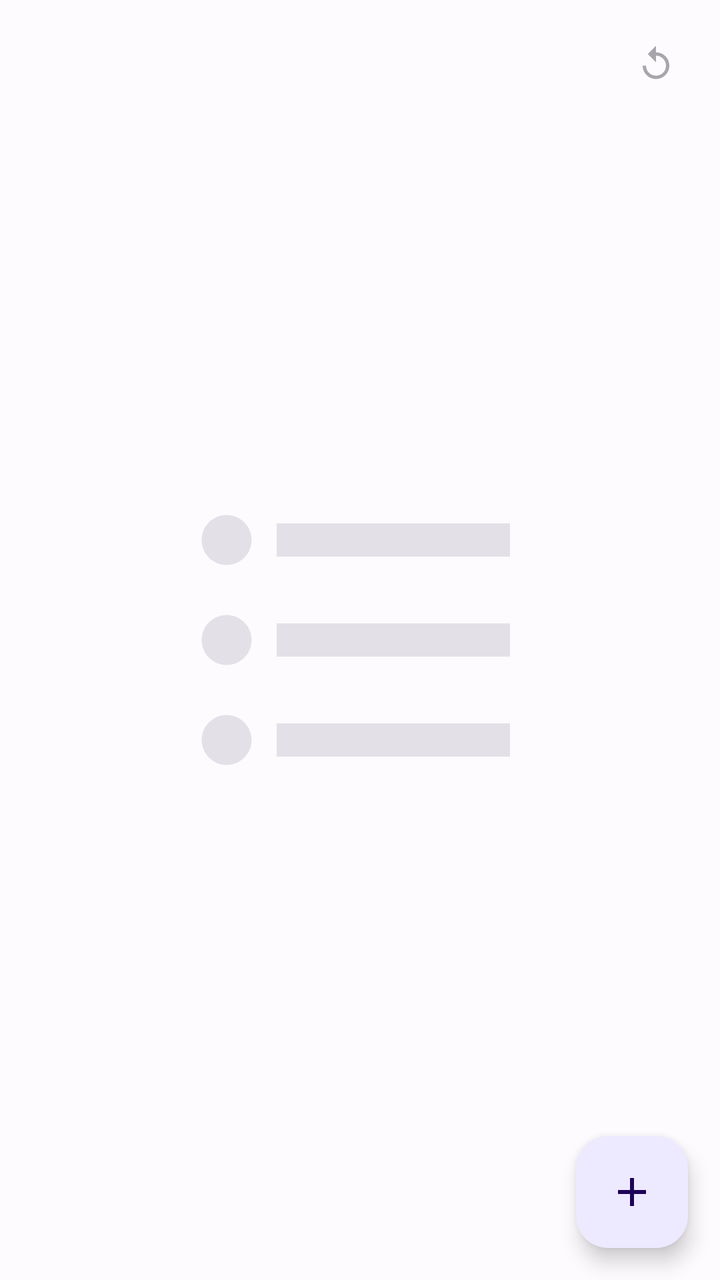
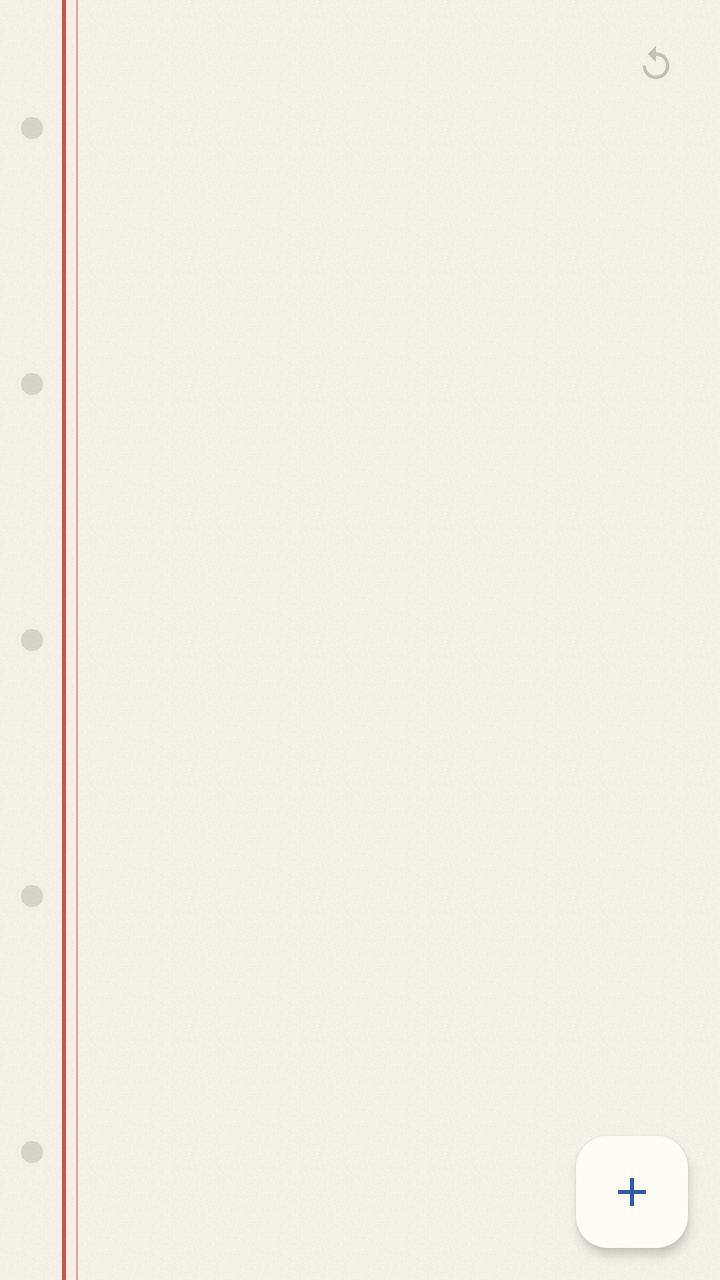

Two renders of the same Android screen: before a commit and after it. Below are the layout's source before the change and the commit's diff.
<!-- AndroidManifest.xml: application theme Theme.ToDoList -->
<!-- res/layout/activity_todo_lists.xml -->
<?xml version="1.0" encoding="utf-8"?>
<androidx.coordinatorlayout.widget.CoordinatorLayout
    xmlns:android="http://schemas.android.com/apk/res/android"
    xmlns:app="http://schemas.android.com/apk/res-auto"
    android:layout_width="match_parent"
    android:layout_height="match_parent"
    android:fitsSystemWindows="true">

    <ImageView
        android:id="@+id/imageWatermark"
        android:layout_width="200dp"
        android:layout_height="200dp"
        android:layout_gravity="center"
        android:alpha="0.15"
        android:importantForAccessibility="no"
        app:srcCompat="@drawable/ic_format_list_bulleted"
        app:tint="?attr/colorOnSurfaceVariant" />

    <LinearLayout
        android:layout_width="match_parent"
        android:layout_height="match_parent"
        android:orientation="vertical">

        <include
            android:id="@+id/inlineAddListRow"
            layout="@layout/item_todo_list_inline_add"
            android:visibility="gone" />

        <View
            android:id="@+id/inlineAddListDivider"
            android:layout_width="match_parent"
            android:layout_height="1dp"
            android:background="?attr/colorOutlineVariant"
            android:visibility="gone" />

        <androidx.recyclerview.widget.RecyclerView
            android:id="@+id/recyclerViewLists"
            android:layout_width="match_parent"
            android:layout_height="0dp"
            android:layout_weight="1"
            android:clipToPadding="false"
            android:paddingStart="@dimen/list_horizontal_inset"
            android:paddingEnd="@dimen/list_horizontal_inset"
            android:paddingTop="64dp"
            android:paddingBottom="88dp" />

    </LinearLayout>

    <com.google.android.material.button.MaterialButton
        android:id="@+id/btnReplayTutorial"
        style="@style/Widget.Material3.Button.IconButton"
        android:layout_width="48dp"
        android:layout_height="48dp"
        android:layout_gravity="top|end"
        android:layout_margin="8dp"
        android:alpha="0.38"
        android:contentDescription="@string/replay_tutorial"
        app:icon="@drawable/ic_replay"
        app:iconTint="?attr/colorOnSurface" />

    <com.google.android.material.floatingactionbutton.FloatingActionButton
        android:id="@+id/fabAddList"
        android:layout_width="wrap_content"
        android:layout_height="wrap_content"
        android:layout_gravity="bottom|end"
        android:layout_margin="16dp"
        android:contentDescription="@string/add_list_fab_description"
        app:backgroundTint="?attr/colorPrimaryContainer"
        app:srcCompat="@drawable/ic_add"
        app:tint="?attr/colorOnPrimaryContainer" />

</androidx.coordinatorlayout.widget.CoordinatorLayout>
<!-- res/layout/item_todo_list_inline_add.xml (included above) -->
<?xml version="1.0" encoding="utf-8"?>
<LinearLayout
    xmlns:android="http://schemas.android.com/apk/res/android"
    xmlns:app="http://schemas.android.com/apk/res-auto"
    android:layout_width="match_parent"
    android:layout_height="wrap_content"
    android:orientation="vertical">

    <View
        android:layout_width="match_parent"
        android:layout_height="1dp"
        android:background="?attr/colorOutlineVariant" />

    <LinearLayout
        android:layout_width="match_parent"
        android:layout_height="wrap_content"
        android:orientation="horizontal"
        android:gravity="center_vertical"
        android:minHeight="56dp"
        android:paddingStart="4dp"
        android:paddingEnd="4dp"
        android:paddingTop="4dp"
        android:paddingBottom="4dp"
        android:background="?attr/colorSurfaceContainerHigh">

        <com.google.android.material.button.MaterialButton
            android:id="@+id/btnListInlineCancel"
            style="@style/Widget.Material3.Button.IconButton"
            android:layout_width="48dp"
            android:layout_height="48dp"
            android:contentDescription="@string/cancel"
            app:icon="@drawable/ic_close"
            app:iconTint="?attr/colorPrimary" />

        <com.google.android.material.textfield.TextInputEditText
            android:id="@+id/editListInlineAdd"
            android:layout_width="0dp"
            android:layout_height="wrap_content"
            android:layout_weight="1"
            android:background="@null"
            android:hint="@string/list_name_hint"
            android:imeOptions="actionDone"
            android:inputType="textCapSentences"
            android:maxLines="1"
            android:paddingStart="0dp"
            android:paddingEnd="0dp"
            android:textAppearance="?attr/textAppearanceBodyMedium"
            android:textColor="?attr/colorOnSurface" />

        <com.google.android.material.button.MaterialButton
            android:id="@+id/btnListInlineDate"
            style="@style/Widget.Material3.Button.IconButton"
            android:layout_width="48dp"
            android:layout_height="48dp"
            android:contentDescription="@string/set_target_date"
            app:icon="@drawable/ic_event_add"
            app:iconTint="?attr/colorOnSurfaceVariant" />

        <com.google.android.material.button.MaterialButton
            android:id="@+id/btnListInlineDueDate"
            style="@style/Widget.Material3.Button.IconButton"
            android:layout_width="48dp"
            android:layout_height="48dp"
            android:contentDescription="@string/set_due_date"
            app:icon="@drawable/ic_alarm"
            app:iconTint="?attr/colorOnSurfaceVariant" />

        <com.google.android.material.button.MaterialButton
            android:id="@+id/btnListInlineSubmit"
            style="@style/Widget.Material3.Button.IconButton"
            android:layout_width="48dp"
            android:layout_height="48dp"
            android:contentDescription="@string/create_list"
            app:icon="@drawable/ic_check"
            app:iconTint="?attr/colorPrimary" />

    </LinearLayout>

    <View
        android:layout_width="match_parent"
        android:layout_height="1dp"
        android:background="?attr/colorOutlineVariant" />

</LinearLayout>
<!-- resources referenced by this layout -->
<resources>
  <!-- drawable ic_format_list_bulleted (drawable) -->
  <?xml version="1.0" encoding="utf-8"?>
  <vector xmlns:android="http://schemas.android.com/apk/res/android"
      android:width="24dp"
      android:height="24dp"
      android:viewportWidth="24"
      android:viewportHeight="24"
      android:tint="?attr/colorOnSurfaceVariant">
      <path
          android:fillColor="@android:color/white"
          android:pathData="M4,10.5c-0.83,0 -1.5,0.67 -1.5,1.5s0.67,1.5 1.5,1.5 1.5,-0.67 1.5,-1.5 -0.67,-1.5 -1.5,-1.5zM4,4.5c-0.83,0 -1.5,0.67 -1.5,1.5S3.17,7.5 4,7.5 5.5,6.83 5.5,6 4.83,4.5 4,4.5zM4,16.5c-0.83,0 -1.5,0.68 -1.5,1.5s0.68,1.5 1.5,1.5 1.5,-0.68 1.5,-1.5 -0.67,-1.5 -1.5,-1.5zM7,19h14v-2H7v2zM7,13h14v-2H7v2zM7,5v2h14V5H7z" />
  </vector>
  <style name="Theme.ToDoList" parent="Theme.Material3.DayNight.NoActionBar">
          <item name="colorPrimary">@color/md_theme_light_primary</item>
          <item name="colorOnPrimary">@color/md_theme_light_onPrimary</item>
          <item name="colorPrimaryContainer">@color/md_theme_light_primaryContainer</item>
          <item name="colorOnPrimaryContainer">@color/md_theme_light_onPrimaryContainer</item>
          <item name="colorSecondary">@color/md_theme_light_secondary</item>
          <item name="colorOnSecondary">@color/md_theme_light_onSecondary</item>
          <item name="colorSecondaryContainer">@color/md_theme_light_secondaryContainer</item>
          <item name="colorOnSecondaryContainer">@color/md_theme_light_onSecondaryContainer</item>
          <item name="colorTertiary">@color/md_theme_light_tertiary</item>
          <item name="colorOnTertiary">@color/md_theme_light_onTertiary</item>
          <item name="colorTertiaryContainer">@color/md_theme_light_tertiaryContainer</item>
          <item name="colorOnTertiaryContainer">@color/md_theme_light_onTertiaryContainer</item>
          <item name="colorError">@color/md_theme_light_error</item>
          <item name="colorOnError">@color/md_theme_light_onError</item>
          <item name="colorErrorContainer">@color/md_theme_light_errorContainer</item>
          <item name="colorOnErrorContainer">@color/md_theme_light_onErrorContainer</item>
          <item name="android:colorBackground">@color/md_theme_light_surfaceContainerLowest</item>
          <item name="colorOnBackground">@color/md_theme_light_onBackground</item>
          <item name="colorSurface">@color/md_theme_light_surface</item>
          <item name="colorOnSurface">@color/md_theme_light_onSurface</item>
          <item name="colorSurfaceVariant">@color/md_theme_light_surfaceVariant</item>
          <item name="colorOnSurfaceVariant">@color/md_theme_light_onSurfaceVariant</item>
          <item name="colorOutline">@color/md_theme_light_outline</item>
          <item name="colorOutlineVariant">@color/md_theme_light_outlineVariant</item>
          <item name="colorSurfaceInverse">@color/md_theme_light_inverseSurface</item>
          <item name="colorOnSurfaceInverse">@color/md_theme_light_inverseOnSurface</item>
          <item name="colorPrimaryInverse">@color/md_theme_light_inversePrimary</item>
          <item name="colorSurfaceContainerLowest">@color/md_theme_light_surfaceContainerLowest</item>
          <item name="colorSurfaceContainerLow">@color/md_theme_light_surfaceContainerLow</item>
          <item name="colorSurfaceContainer">@color/md_theme_light_surfaceContainer</item>
          <item name="colorSurfaceContainerHigh">@color/md_theme_light_surfaceContainerHigh</item>
          <item name="colorSurfaceContainerHighest">@color/md_theme_light_surfaceContainerHighest</item>
          <item name="colorWarning">@color/md_theme_light_warning</item>
          <item name="android:windowLightStatusBar">true</item>
          <item name="android:windowLightNavigationBar">true</item>
      </style>
  <color name="md_theme_light_primary">#6D28D9</color>
  <color name="md_theme_light_onPrimary">#FFFFFF</color>
  <color name="md_theme_light_primaryContainer">#EDE9FE</color>
  <color name="md_theme_light_onPrimaryContainer">#1E0458</color>
  <color name="md_theme_light_secondary">#5B5287</color>
  <color name="md_theme_light_onSecondary">#FFFFFF</color>
  <color name="md_theme_light_secondaryContainer">#E5DEFF</color>
  <color name="md_theme_light_onSecondaryContainer">#181140</color>
  <color name="md_theme_light_tertiary">#7A4F6D</color>
  <color name="md_theme_light_onTertiary">#FFFFFF</color>
  <color name="md_theme_light_tertiaryContainer">#FDD7F2</color>
  <color name="md_theme_light_onTertiaryContainer">#2E0F28</color>
  <color name="md_theme_light_error">#B3261E</color>
  <color name="md_theme_light_onError">#FFFFFF</color>
  <color name="md_theme_light_errorContainer">#F9DEDC</color>
  <color name="md_theme_light_onErrorContainer">#410E0B</color>
  <color name="md_theme_light_surfaceContainerLowest">#FEFBFF</color>
  <color name="md_theme_light_onBackground">#1C1B24</color>
  <color name="md_theme_light_surface">#FEFBFF</color>
  <color name="md_theme_light_onSurface">#1C1B24</color>
  <color name="md_theme_light_surfaceVariant">#E5DFF9</color>
  <color name="md_theme_light_onSurfaceVariant">#49455A</color>
  <color name="md_theme_light_outline">#7A7589</color>
  <color name="md_theme_light_outlineVariant">#CAC4D8</color>
  <color name="md_theme_light_inverseSurface">#312E3C</color>
  <color name="md_theme_light_inverseOnSurface">#F5EFF9</color>
  <color name="md_theme_light_inversePrimary">#CDB9FF</color>
  <color name="md_theme_light_surfaceContainerLow">#F7F2FF</color>
  <color name="md_theme_light_surfaceContainer">#F1ECFB</color>
  <color name="md_theme_light_surfaceContainerHigh">#EBE6F5</color>
  <color name="md_theme_light_surfaceContainerHighest">#E5E0EF</color>
  <color name="md_theme_light_warning">#B45309</color>
  <!-- unchanged entries left out for length: 14 -->
</resources>

<!-- the commit's change to res/layout/activity_todo_lists.xml (unified diff, before → after) -->
@@ -5,16 +5,6 @@
     android:layout_width="match_parent"
     android:layout_height="match_parent"
     android:fitsSystemWindows="true">
-
-    <ImageView
-        android:id="@+id/imageWatermark"
-        android:layout_width="200dp"
-        android:layout_height="200dp"
-        android:layout_gravity="center"
-        android:alpha="0.15"
-        android:importantForAccessibility="no"
-        app:srcCompat="@drawable/ic_format_list_bulleted"
-        app:tint="?attr/colorOnSurfaceVariant" />
 
     <LinearLayout
         android:layout_width="match_parent"
@@ -29,8 +19,9 @@
         <View
             android:id="@+id/inlineAddListDivider"
             android:layout_width="match_parent"
-            android:layout_height="1dp"
-            android:background="?attr/colorOutlineVariant"
+            android:layout_height="@dimen/paper_rule_height"
+            android:layout_marginStart="@dimen/paper_gutter_width"
+            android:background="@color/paper_rule"
             android:visibility="gone" />
 
         <androidx.recyclerview.widget.RecyclerView
@@ -53,10 +44,10 @@
         android:layout_height="48dp"
         android:layout_gravity="top|end"
         android:layout_margin="8dp"
-        android:alpha="0.38"
+        android:alpha="0.45"
         android:contentDescription="@string/replay_tutorial"
         app:icon="@drawable/ic_replay"
-        app:iconTint="?attr/colorOnSurface" />
+        app:iconTint="?attr/colorOutline" />
 
     <com.google.android.material.floatingactionbutton.FloatingActionButton
         android:id="@+id/fabAddList"
@@ -65,9 +56,12 @@
         android:layout_gravity="bottom|end"
         android:layout_margin="16dp"
         android:contentDescription="@string/add_list_fab_description"
-        app:backgroundTint="?attr/colorPrimaryContainer"
+        android:foreground="@drawable/fab_paper_outline"
+        app:backgroundTint="@color/paper_sheet"
+        app:elevation="3dp"
+        app:shapeAppearanceOverlay="@style/ShapeAppearance.Paper.Chip"
         app:srcCompat="@drawable/ic_add"
-        app:tint="?attr/colorOnPrimaryContainer" />
+        app:tint="?attr/colorPrimary" />
 
 </androidx.coordinatorlayout.widget.CoordinatorLayout>
 <!-- res/layout/item_todo_list_inline_add.xml (included above) -->
@@ -79,22 +73,16 @@
     android:layout_height="wrap_content"
     android:orientation="vertical">
 
-    <View
-        android:layout_width="match_parent"
-        android:layout_height="1dp"
-        android:background="?attr/colorOutlineVariant" />
-
     <LinearLayout
         android:layout_width="match_parent"
         android:layout_height="wrap_content"
         android:orientation="horizontal"
         android:gravity="center_vertical"
         android:minHeight="56dp"
-        android:paddingStart="4dp"
+        android:paddingStart="@dimen/paper_gutter_width"
         android:paddingEnd="4dp"
         android:paddingTop="4dp"
-        android:paddingBottom="4dp"
-        android:background="?attr/colorSurfaceContainerHigh">
+        android:paddingBottom="4dp">
 
         <com.google.android.material.button.MaterialButton
             android:id="@+id/btnListInlineCancel"
@@ -149,9 +137,4 @@
 
     </LinearLayout>
 
-    <View
-        android:layout_width="match_parent"
-        android:layout_height="1dp"
-        android:background="?attr/colorOutlineVariant" />
-
 </LinearLayout>
<!-- resource entries referenced after the edit -->
@@ -1,86 +1,145 @@
 <!-- resources referenced by this layout -->
 <resources>
-  <!-- drawable ic_format_list_bulleted (drawable) -->
+  <color name="paper_rule">#D5CCB6</color>
+  <color name="paper_sheet">#FFFCF4</color>
+  <dimen name="paper_gutter_width">40dp</dimen>
+  <dimen name="paper_rule_height">1dp</dimen>
+  <!-- drawable fab_paper_outline (drawable) -->
   <?xml version="1.0" encoding="utf-8"?>
-  <vector xmlns:android="http://schemas.android.com/apk/res/android"
-      android:width="24dp"
-      android:height="24dp"
-      android:viewportWidth="24"
-      android:viewportHeight="24"
-      android:tint="?attr/colorOnSurfaceVariant">
-      <path
-          android:fillColor="@android:color/white"
-          android:pathData="M4,10.5c-0.83,0 -1.5,0.67 -1.5,1.5s0.67,1.5 1.5,1.5 1.5,-0.67 1.5,-1.5 -0.67,-1.5 -1.5,-1.5zM4,4.5c-0.83,0 -1.5,0.67 -1.5,1.5S3.17,7.5 4,7.5 5.5,6.83 5.5,6 4.83,4.5 4,4.5zM4,16.5c-0.83,0 -1.5,0.68 -1.5,1.5s0.68,1.5 1.5,1.5 1.5,-0.68 1.5,-1.5 -0.67,-1.5 -1.5,-1.5zM7,19h14v-2H7v2zM7,13h14v-2H7v2zM7,5v2h14V5H7z" />
-  </vector>
-  <style name="Theme.ToDoList" parent="Theme.Material3.DayNight.NoActionBar">
-          <item name="colorPrimary">@color/md_theme_light_primary</item>
-          <item name="colorOnPrimary">@color/md_theme_light_onPrimary</item>
-          <item name="colorPrimaryContainer">@color/md_theme_light_primaryContainer</item>
-          <item name="colorOnPrimaryContainer">@color/md_theme_light_onPrimaryContainer</item>
-          <item name="colorSecondary">@color/md_theme_light_secondary</item>
-          <item name="colorOnSecondary">@color/md_theme_light_onSecondary</item>
-          <item name="colorSecondaryContainer">@color/md_theme_light_secondaryContainer</item>
-          <item name="colorOnSecondaryContainer">@color/md_theme_light_onSecondaryContainer</item>
-          <item name="colorTertiary">@color/md_theme_light_tertiary</item>
-          <item name="colorOnTertiary">@color/md_theme_light_onTertiary</item>
-          <item name="colorTertiaryContainer">@color/md_theme_light_tertiaryContainer</item>
-          <item name="colorOnTertiaryContainer">@color/md_theme_light_onTertiaryContainer</item>
-          <item name="colorError">@color/md_theme_light_error</item>
-          <item name="colorOnError">@color/md_theme_light_onError</item>
-          <item name="colorErrorContainer">@color/md_theme_light_errorContainer</item>
-          <item name="colorOnErrorContainer">@color/md_theme_light_onErrorContainer</item>
-          <item name="android:colorBackground">@color/md_theme_light_surfaceContainerLowest</item>
-          <item name="colorOnBackground">@color/md_theme_light_onBackground</item>
-          <item name="colorSurface">@color/md_theme_light_surface</item>
-          <item name="colorOnSurface">@color/md_theme_light_onSurface</item>
-          <item name="colorSurfaceVariant">@color/md_theme_light_surfaceVariant</item>
-          <item name="colorOnSurfaceVariant">@color/md_theme_light_onSurfaceVariant</item>
-          <item name="colorOutline">@color/md_theme_light_outline</item>
-          <item name="colorOutlineVariant">@color/md_theme_light_outlineVariant</item>
-          <item name="colorSurfaceInverse">@color/md_theme_light_inverseSurface</item>
-          <item name="colorOnSurfaceInverse">@color/md_theme_light_inverseOnSurface</item>
-          <item name="colorPrimaryInverse">@color/md_theme_light_inversePrimary</item>
-          <item name="colorSurfaceContainerLowest">@color/md_theme_light_surfaceContainerLowest</item>
-          <item name="colorSurfaceContainerLow">@color/md_theme_light_surfaceContainerLow</item>
-          <item name="colorSurfaceContainer">@color/md_theme_light_surfaceContainer</item>
-          <item name="colorSurfaceContainerHigh">@color/md_theme_light_surfaceContainerHigh</item>
-          <item name="colorSurfaceContainerHighest">@color/md_theme_light_surfaceContainerHighest</item>
-          <item name="colorWarning">@color/md_theme_light_warning</item>
+  <shape
+      xmlns:android="http://schemas.android.com/apk/res/android"
+      android:shape="rectangle">
+      <solid android:color="@android:color/transparent" />
+      <stroke
+          android:width="1.5dp"
+          android:color="@color/ink" />
+      <corners android:radius="16dp" />
+  </shape>
+  <style name="ShapeAppearance.Paper.Chip" parent="">
+          <item name="cornerFamily">rounded</item>
+          <item name="cornerSize">16dp</item>
+      </style>
+  <style name="Theme.ToDoList" parent="Theme.Material3.Light.NoActionBar">
+          <item name="colorPrimary">@color/ink_blue</item>
+          <item name="colorOnPrimary">@color/paper</item>
+          <item name="colorPrimaryContainer">@color/ink_blue_pale</item>
+          <item name="colorOnPrimaryContainer">@color/ink_blue_deep</item>
+          <item name="colorSecondary">@color/pencil</item>
+          <item name="colorOnSecondary">@color/paper</item>
+          <item name="colorSecondaryContainer">@color/paper_shade_deep</item>
+          <item name="colorOnSecondaryContainer">@color/ink</item>
+          <item name="colorTertiary">@color/ink_soft</item>
+          <item name="colorOnTertiary">@color/paper</item>
+          <item name="colorTertiaryContainer">@color/paper_shade</item>
+          <item name="colorOnTertiaryContainer">@color/ink</item>
+          <item name="colorError">@color/ink_red</item>
+          <item name="colorOnError">@color/paper</item>
+          <item name="colorErrorContainer">@color/ink_red_wash</item>
+          <item name="colorOnErrorContainer">@color/ink_red_deep</item>
+          <item name="android:colorBackground">@color/paper</item>
+          <item name="colorOnBackground">@color/ink</item>
+          <item name="colorSurface">@color/paper</item>
+          <item name="elevationOverlayEnabled">false</item>
+          <item name="colorOnSurface">@color/ink</item>
+          <item name="colorSurfaceVariant">@color/paper_shade</item>
+          <item name="colorOnSurfaceVariant">@color/ink_soft</item>
+          <item name="colorOutline">@color/pencil</item>
+          <item name="colorOutlineVariant">@color/paper_rule</item>
+          <item name="colorSurfaceInverse">@color/ink</item>
+          <item name="colorOnSurfaceInverse">@color/paper</item>
+          <item name="colorPrimaryInverse">@color/ink_blue_faded</item>
+          <item name="colorSurfaceContainerLowest">@color/paper</item>
+          <item name="colorSurfaceContainerLow">@color/paper_shade</item>
+          <item name="colorSurfaceContainer">@color/paper_shade</item>
+          <item name="colorSurfaceContainerHigh">@color/paper_shade_deep</item>
+          <item name="colorSurfaceContainerHighest">@color/paper_sunken</item>
+          <item name="colorWarning">@color/ink_amber</item>
+          <item name="android:windowBackground">@drawable/bg_paper</item>
+          <item name="android:statusBarColor">@android:color/transparent</item>
           <item name="android:windowLightStatusBar">true</item>
           <item name="android:windowLightNavigationBar">true</item>
+          <item name="materialAlertDialogTheme">@style/ThemeOverlay.Paper.Dialog</item>
       </style>
-  <color name="md_theme_light_primary">#6D28D9</color>
-  <color name="md_theme_light_onPrimary">#FFFFFF</color>
-  <color name="md_theme_light_primaryContainer">#EDE9FE</color>
-  <color name="md_theme_light_onPrimaryContainer">#1E0458</color>
-  <color name="md_theme_light_secondary">#5B5287</color>
-  <color name="md_theme_light_onSecondary">#FFFFFF</color>
-  <color name="md_theme_light_secondaryContainer">#E5DEFF</color>
-  <color name="md_theme_light_onSecondaryContainer">#181140</color>
-  <color name="md_theme_light_tertiary">#7A4F6D</color>
-  <color name="md_theme_light_onTertiary">#FFFFFF</color>
-  <color name="md_theme_light_tertiaryContainer">#FDD7F2</color>
-  <color name="md_theme_light_onTertiaryContainer">#2E0F28</color>
-  <color name="md_theme_light_error">#B3261E</color>
-  <color name="md_theme_light_onError">#FFFFFF</color>
-  <color name="md_theme_light_errorContainer">#F9DEDC</color>
-  <color name="md_theme_light_onErrorContainer">#410E0B</color>
-  <color name="md_theme_light_surfaceContainerLowest">#FEFBFF</color>
-  <color name="md_theme_light_onBackground">#1C1B24</color>
-  <color name="md_theme_light_surface">#FEFBFF</color>
-  <color name="md_theme_light_onSurface">#1C1B24</color>
-  <color name="md_theme_light_surfaceVariant">#E5DFF9</color>
-  <color name="md_theme_light_onSurfaceVariant">#49455A</color>
-  <color name="md_theme_light_outline">#7A7589</color>
-  <color name="md_theme_light_outlineVariant">#CAC4D8</color>
-  <color name="md_theme_light_inverseSurface">#312E3C</color>
-  <color name="md_theme_light_inverseOnSurface">#F5EFF9</color>
-  <color name="md_theme_light_inversePrimary">#CDB9FF</color>
-  <color name="md_theme_light_surfaceContainerLow">#F7F2FF</color>
-  <color name="md_theme_light_surfaceContainer">#F1ECFB</color>
-  <color name="md_theme_light_surfaceContainerHigh">#EBE6F5</color>
-  <color name="md_theme_light_surfaceContainerHighest">#E5E0EF</color>
-  <color name="md_theme_light_warning">#B45309</color>
+  <color name="ink">#23282F</color>
+  <color name="ink_blue">#2E5AA8</color>
+  <color name="paper">#FAF5EA</color>
+  <color name="ink_blue_pale">#DEE5F2</color>
+  <color name="ink_blue_deep">#16305C</color>
+  <color name="pencil">#8A8578</color>
+  <color name="paper_shade_deep">#EFE7D5</color>
+  <color name="ink_soft">#5C6068</color>
+  <color name="paper_shade">#F5EFE1</color>
+  <color name="ink_red">#A8392F</color>
+  <color name="ink_red_wash">#F1DDD4</color>
+  <color name="ink_red_deep">#5A1E18</color>
+  <color name="ink_blue_faded">#A8C0E8</color>
+  <color name="paper_sunken">#E7DEC8</color>
+  <color name="ink_amber">#B4761E</color>
+  <!-- drawable bg_paper (drawable) -->
+  <?xml version="1.0" encoding="utf-8"?>
+  <layer-list xmlns:android="http://schemas.android.com/apk/res/android">
+  
+      <item>
+          <shape android:shape="rectangle">
+              <solid android:color="@color/paper" />
+          </shape>
+      </item>
+  
+      <item>
+          <bitmap
+              android:src="@drawable/tile_paper_grain"
+              android:tileMode="repeat"
+              android:tint="@color/paper_grain_tint" />
+      </item>
+  
+      <item
+          android:width="@dimen/paper_gutter_width"
+          android:gravity="start|fill_vertical">
+          <bitmap
+              android:src="@drawable/tile_paper_hole"
+              android:tileMode="repeat"
+              android:tint="@color/paper_hole_tint" />
+      </item>
+  
+      <item
+          android:width="@dimen/paper_margin_primary_width"
+          android:gravity="start|fill_vertical"
+          android:start="@dimen/paper_margin_primary_inset">
+          <shape android:shape="rectangle">
+              <solid android:color="@color/paper_margin_rule" />
+          </shape>
+      </item>
+  
+      <item
+          android:width="@dimen/paper_margin_secondary_width"
+          android:gravity="start|fill_vertical"
+          android:start="@dimen/paper_margin_secondary_inset">
+          <shape android:shape="rectangle">
+              <solid android:color="@color/paper_margin_rule_soft" />
+          </shape>
+      </item>
+  
+  </layer-list>
+  <style name="ThemeOverlay.Paper.Dialog" parent="ThemeOverlay.Material3.MaterialAlertDialog">
+          <item name="colorSurface">@color/paper_sheet</item>
+          <item name="elevationOverlayEnabled">false</item>
+          <item name="colorSurfaceContainerHigh">@color/paper_sheet</item>
+          <item name="alertDialogStyle">@style/MaterialAlertDialog.Paper</item>
+      </style>
+  <!-- drawable tile_paper_grain: png bitmap (drawable-nodpi, 3823 bytes) -->
+  <color name="paper_grain_tint">#66000000</color>
+  <!-- drawable tile_paper_hole: png bitmap (drawable-xxhdpi, 865 bytes) -->
+  <color name="paper_hole_tint">#1F000000</color>
+  <dimen name="paper_margin_primary_width">2dp</dimen>
+  <dimen name="paper_margin_primary_inset">31dp</dimen>
+  <color name="paper_margin_rule">#C2564C</color>
+  <dimen name="paper_margin_secondary_width">1dp</dimen>
+  <dimen name="paper_margin_secondary_inset">38dp</dimen>
+  <color name="paper_margin_rule_soft">#DDA79F</color>
+  <style name="MaterialAlertDialog.Paper" parent="MaterialAlertDialog.Material3">
+          <item name="backgroundTint">@color/paper_sheet</item>
+          <item name="shapeAppearanceOverlay">@style/ShapeAppearance.Paper.Chip</item>
+      </style>
   <!-- unchanged entries left out for length: 14 -->
 </resources>
 
